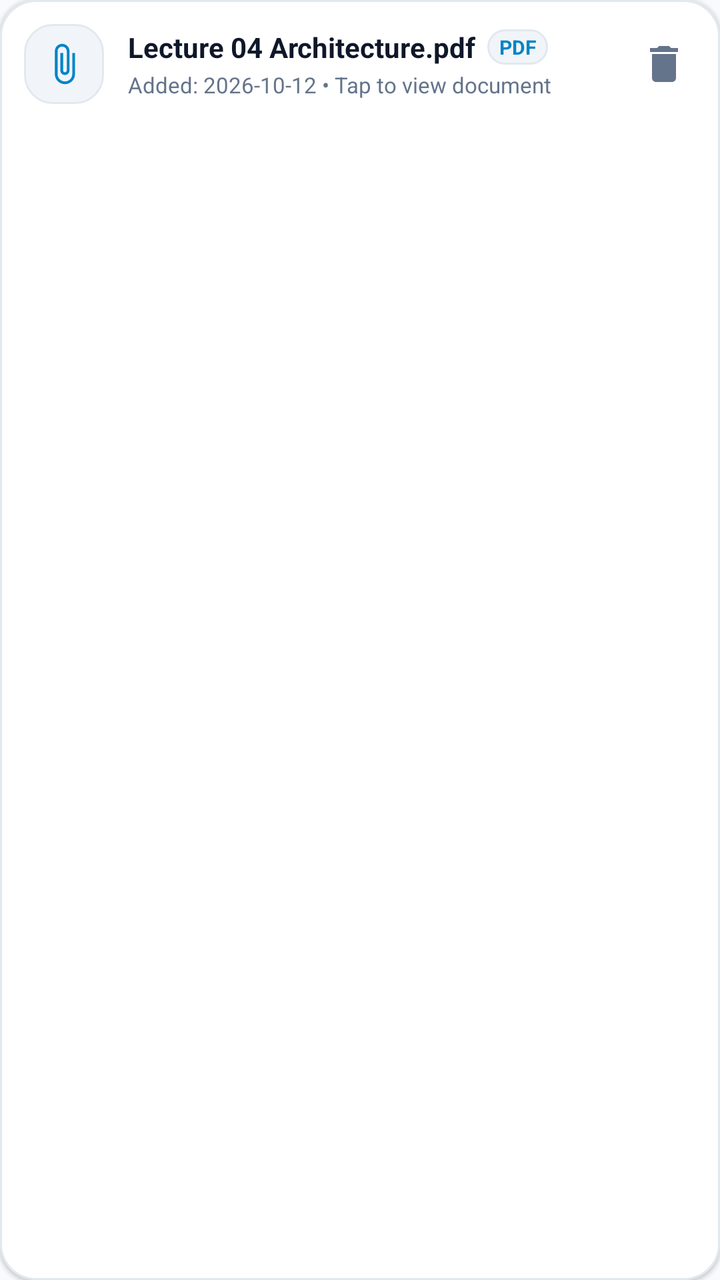
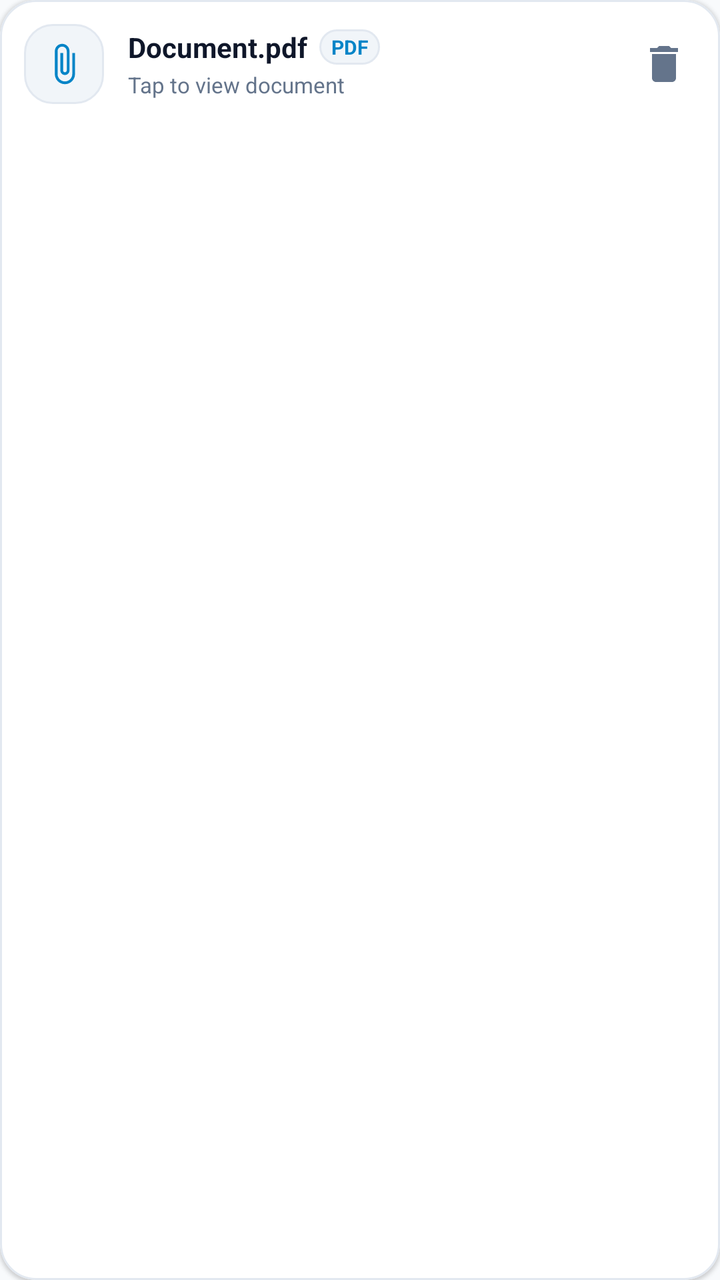

Compare the two renders of this Android layout. The source of the first and the diff that turns it into the second are given below.
<!-- AndroidManifest.xml: application theme Theme.LifeSync -->
<!-- res/layout/item_subject_material.xml -->
<?xml version="1.0" encoding="utf-8"?>
<com.google.android.material.card.MaterialCardView xmlns:android="http://schemas.android.com/apk/res/android"
    xmlns:app="http://schemas.android.com/apk/res-auto"
    android:layout_width="match_parent"
    android:layout_height="wrap_content"
    android:layout_marginBottom="8dp"
    app:cardCornerRadius="18dp"
    app:cardElevation="1dp"
    app:strokeWidth="1dp"
    app:strokeColor="@color/card_stroke"
    app:cardBackgroundColor="@color/surface">

    <LinearLayout
        android:layout_width="match_parent"
        android:layout_height="wrap_content"
        android:gravity="center_vertical"
        android:orientation="horizontal"
        android:padding="12dp">

        
        <FrameLayout
            android:id="@+id/layoutIconBg"
            android:layout_width="40dp"
            android:layout_height="40dp"
            android:background="@drawable/bg_chip_unselected">

            <ImageView
                android:id="@+id/ivMaterialIcon"
                android:layout_width="22dp"
                android:layout_height="22dp"
                android:layout_gravity="center"
                android:src="@drawable/ic_attach_file"
                app:tint="@color/primary" />
        </FrameLayout>

        <LinearLayout
            android:layout_width="0dp"
            android:layout_height="wrap_content"
            android:layout_marginStart="12dp"
            android:layout_weight="1"
            android:orientation="vertical">

            <LinearLayout
                android:layout_width="wrap_content"
                android:layout_height="wrap_content"
                android:gravity="center_vertical"
                android:orientation="horizontal">

                <TextView
                    android:id="@+id/tvMaterialTitle"
                    android:layout_width="wrap_content"
                    android:layout_height="wrap_content"
                    android:ellipsize="end"
                    android:maxLines="1"
                    android:text="Lecture 04 Architecture.pdf"
                    android:textColor="@color/text_primary"
                    android:textSize="14sp"
                    android:textStyle="bold" />

                <TextView
                    android:id="@+id/tvMaterialTypeBadge"
                    android:layout_width="wrap_content"
                    android:layout_height="wrap_content"
                    android:layout_marginStart="6dp"
                    android:background="@drawable/bg_chip_unselected"
                    android:paddingHorizontal="6dp"
                    android:paddingVertical="2dp"
                    android:text="PDF"
                    android:textColor="@color/primary"
                    android:textSize="10sp"
                    android:textStyle="bold" />
            </LinearLayout>

            <TextView
                android:id="@+id/tvMaterialSubtitle"
                android:layout_width="wrap_content"
                android:layout_height="wrap_content"
                android:layout_marginTop="2dp"
                android:text="Added: 2026-10-12 • Tap to view document"
                android:textColor="@color/text_secondary"
                android:textSize="11sp" />
        </LinearLayout>

        <ImageButton
            android:id="@+id/btnDeleteMaterial"
            android:layout_width="32dp"
            android:layout_height="32dp"
            android:background="?attr/selectableItemBackgroundBorderless"
            android:contentDescription="Delete"
            android:src="@drawable/ic_delete"
            app:tint="@color/text_muted" />

    </LinearLayout>
</com.google.android.material.card.MaterialCardView>
<!-- resources referenced by this layout -->
<resources>
  <color name="card_stroke">#E2E8F0</color>
  <color name="primary">#0284C7</color>
  <color name="surface">#FFFFFF</color>
  <color name="text_muted">#64748B</color>
  <color name="text_primary">#0F172A</color>
  <color name="text_secondary">#64748B</color>
  <!-- drawable bg_chip_unselected (drawable) -->
  <?xml version="1.0" encoding="utf-8"?>
  <shape xmlns:android="http://schemas.android.com/apk/res/android"
      android:shape="rectangle">
      <solid android:color="@color/surface_variant" />
      <corners android:radius="14dp" />
      <stroke
          android:width="1dp"
          android:color="@color/card_stroke" />
  </shape>
  <!-- drawable ic_attach_file (drawable) -->
  <vector xmlns:android="http://schemas.android.com/apk/res/android"
      android:width="24dp"
      android:height="24dp"
      android:viewportWidth="24"
      android:viewportHeight="24">
      <path
          android:fillColor="#000000"
          android:pathData="M16.5,6v11.5c0,2.21 -1.79,4 -4,4s-4,-1.79 -4,-4V5c0,-1.38 1.12,-2.5 2.5,-2.5s2.5,1.12 2.5,2.5v10.5c0,0.55 -0.45,1 -1,1s-1,-0.45 -1,-1V6H10v9.5c0,1.38 1.12,2.5 2.5,2.5s2.5,-1.12 2.5,-2.5V5c0,-2.21 -1.79,-4 -4,-4S7,2.79 7,5v12.5c0,3.04 2.46,5.5 5.5,5.5s5.5,-2.46 5.5,-5.5V6h-1.5z"/>
  </vector>
  <!-- drawable ic_delete (drawable) -->
  <vector xmlns:android="http://schemas.android.com/apk/res/android"
      android:width="24dp"
      android:height="24dp"
      android:viewportWidth="24"
      android:viewportHeight="24">
      <path
          android:fillColor="#000000"
          android:pathData="M6,19c0,1.1 0.9,2 2,2h8c1.1,0 2,-0.9 2,-2V7H6v12zM19,4h-3.5l-1,-1h-5l-1,1H5v2h14V4z"/>
  </vector>
  <color name="surface_variant">#F1F5F9</color>
  <color name="primary_variant">#0369A1</color>
  <color name="on_primary">#FFFFFF</color>
  <color name="secondary">#7C3AED</color>
  <color name="secondary_variant">#6D28D9</color>
  <color name="on_secondary">#FFFFFF</color>
  <color name="background">#F8FAFC</color>
  <style name="CardElevationRounded" parent="Widget.MaterialComponents.CardView">
          <item name="cardCornerRadius">22dp</item>
          <item name="cardElevation">2dp</item>
          <item name="strokeWidth">1dp</item>
          <item name="strokeColor">@color/card_stroke</item>
          <item name="cardBackgroundColor">@color/surface_card</item>
      </style>
  <style name="DuoRhythmTextView" parent="android:Widget.TextView">
          <item name="android:lineSpacingExtra">2dp</item>
          <item name="android:fontFamily">sans-serif</item>
          <item name="android:includeFontPadding">true</item>
      </style>
  <style name="DuoRhythmEditText" parent="android:Widget.EditText">
          <item name="android:lineSpacingExtra">2dp</item>
          <item name="android:fontFamily">sans-serif</item>
          <item name="android:includeFontPadding">true</item>
          <item name="android:textColor">@color/text_primary</item>
          <item name="android:textColorHint">@color/text_secondary</item>
      </style>
  <color name="surface_card">#FFFFFF</color>
  <!-- unchanged entries left out for length: 1 -->
</resources>

<!-- the commit's change to res/layout/item_subject_material.xml (unified diff, before → after) -->
@@ -25,11 +25,11 @@
             android:background="@drawable/bg_chip_unselected">
 
             <ImageView
-                android:id="@+id/ivMaterialIcon"
+                android:id="@+id/ivFileIcon"
                 android:layout_width="22dp"
                 android:layout_height="22dp"
                 android:layout_gravity="center"
-                android:src="@drawable/ic_attach_file"
+                android:src="@drawable/ic_attachment"
                 app:tint="@color/primary" />
         </FrameLayout>
 
@@ -47,18 +47,18 @@
                 android:orientation="horizontal">
 
                 <TextView
-                    android:id="@+id/tvMaterialTitle"
+                    android:id="@+id/tvDocumentTitle"
                     android:layout_width="wrap_content"
                     android:layout_height="wrap_content"
                     android:ellipsize="end"
                     android:maxLines="1"
-                    android:text="Lecture 04 Architecture.pdf"
+                    android:text="Document.pdf"
                     android:textColor="@color/text_primary"
                     android:textSize="14sp"
                     android:textStyle="bold" />
 
                 <TextView
-                    android:id="@+id/tvMaterialTypeBadge"
+                    android:id="@+id/badgeFileType"
                     android:layout_width="wrap_content"
                     android:layout_height="wrap_content"
                     android:layout_marginStart="6dp"
@@ -66,23 +66,23 @@
                     android:paddingHorizontal="6dp"
                     android:paddingVertical="2dp"
                     android:text="PDF"
-                    android:textColor="@color/primary"
+                    android:textColor="#0284C7"
                     android:textSize="10sp"
                     android:textStyle="bold" />
             </LinearLayout>
 
             <TextView
-                android:id="@+id/tvMaterialSubtitle"
+                android:id="@+id/tvDocumentSubtitle"
                 android:layout_width="wrap_content"
                 android:layout_height="wrap_content"
                 android:layout_marginTop="2dp"
-                android:text="Added: 2026-10-12 • Tap to view document"
+                android:text="Tap to view document"
                 android:textColor="@color/text_secondary"
                 android:textSize="11sp" />
         </LinearLayout>
 
         <ImageButton
-            android:id="@+id/btnDeleteMaterial"
+            android:id="@+id/btnDeleteDocument"
             android:layout_width="32dp"
             android:layout_height="32dp"
             android:background="?attr/selectableItemBackgroundBorderless"
<!-- resource entries referenced after the edit -->
@@ -16,14 +16,14 @@
           android:width="1dp"
           android:color="@color/card_stroke" />
   </shape>
-  <!-- drawable ic_attach_file (drawable) -->
+  <!-- drawable ic_attachment (drawable) -->
   <vector xmlns:android="http://schemas.android.com/apk/res/android"
       android:width="24dp"
       android:height="24dp"
       android:viewportWidth="24"
       android:viewportHeight="24">
       <path
-          android:fillColor="#000000"
+          android:fillColor="#FFFFFFFF"
           android:pathData="M16.5,6v11.5c0,2.21 -1.79,4 -4,4s-4,-1.79 -4,-4V5c0,-1.38 1.12,-2.5 2.5,-2.5s2.5,1.12 2.5,2.5v10.5c0,0.55 -0.45,1 -1,1s-1,-0.45 -1,-1V6H10v9.5c0,1.38 1.12,2.5 2.5,2.5s2.5,-1.12 2.5,-2.5V5c0,-2.21 -1.79,-4 -4,-4S7,2.79 7,5v12.5c0,3.04 2.46,5.5 5.5,5.5s5.5,-2.46 5.5,-5.5V6h-1.5z"/>
   </vector>
   <!-- drawable ic_delete (drawable) -->
